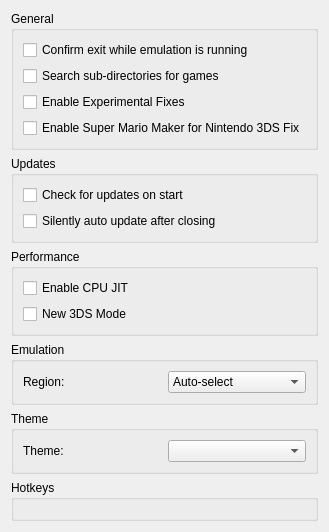
Above: src/citra_qt/configuration/configure_general.ui from grimtnt/citra before the change. Below: the same form after it.
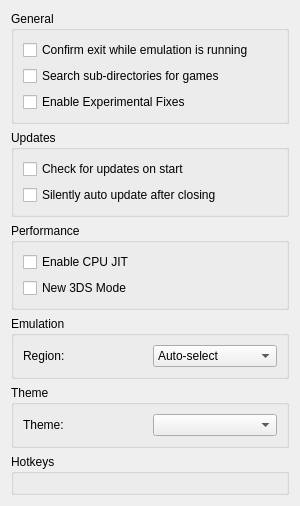
That is the form after the change. Custom widgets are drawn as their Qt base class.

```diff
--- a/src/citra_qt/configuration/configure_general.ui
+++ b/src/citra_qt/configuration/configure_general.ui
@@ -45,16 +45,6 @@
             </property>
            </widget>
           </item>
-          <item>
-           <widget class="QCheckBox" name="enable_smm_fix">
-            <property name="visible">
-             <bool>false</bool>
-            </property>  
-            <property name="text">
-             <string>Enable Super Mario Maker for Nintendo 3DS Fix</string>
-            </property>
-           </widget>
-          </item>
          </layout>
         </item>
        </layout>
```
